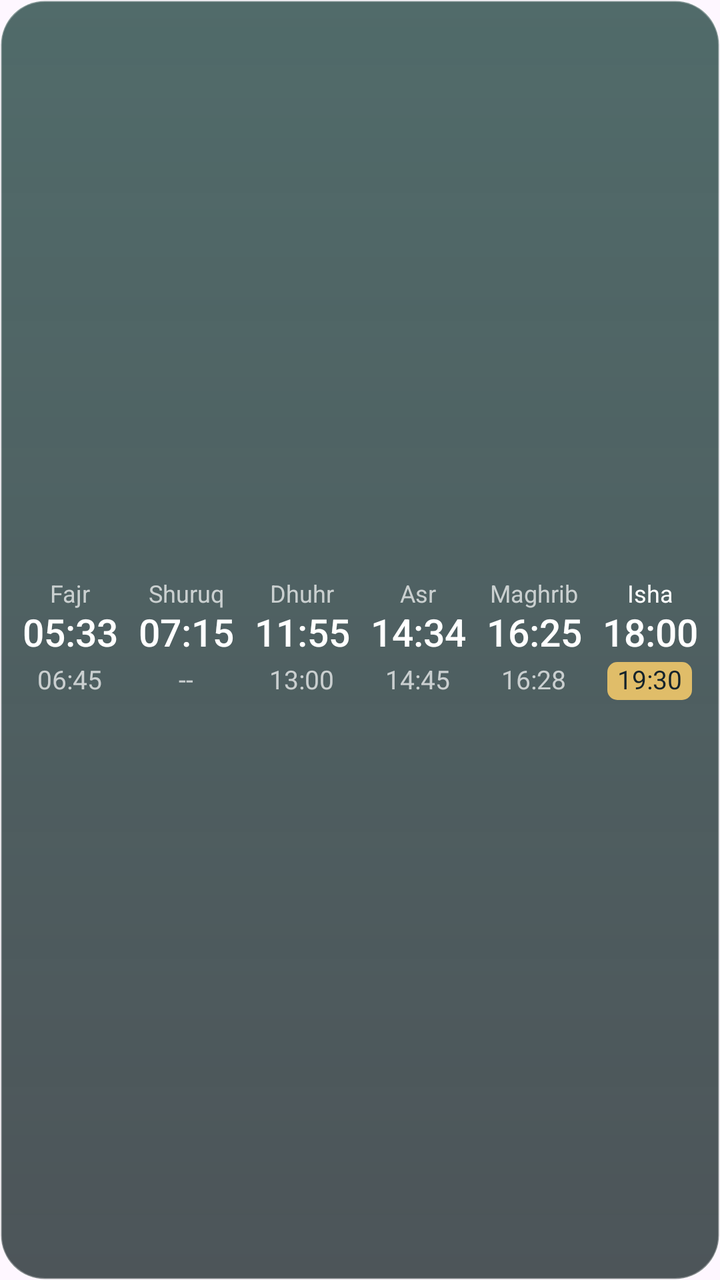
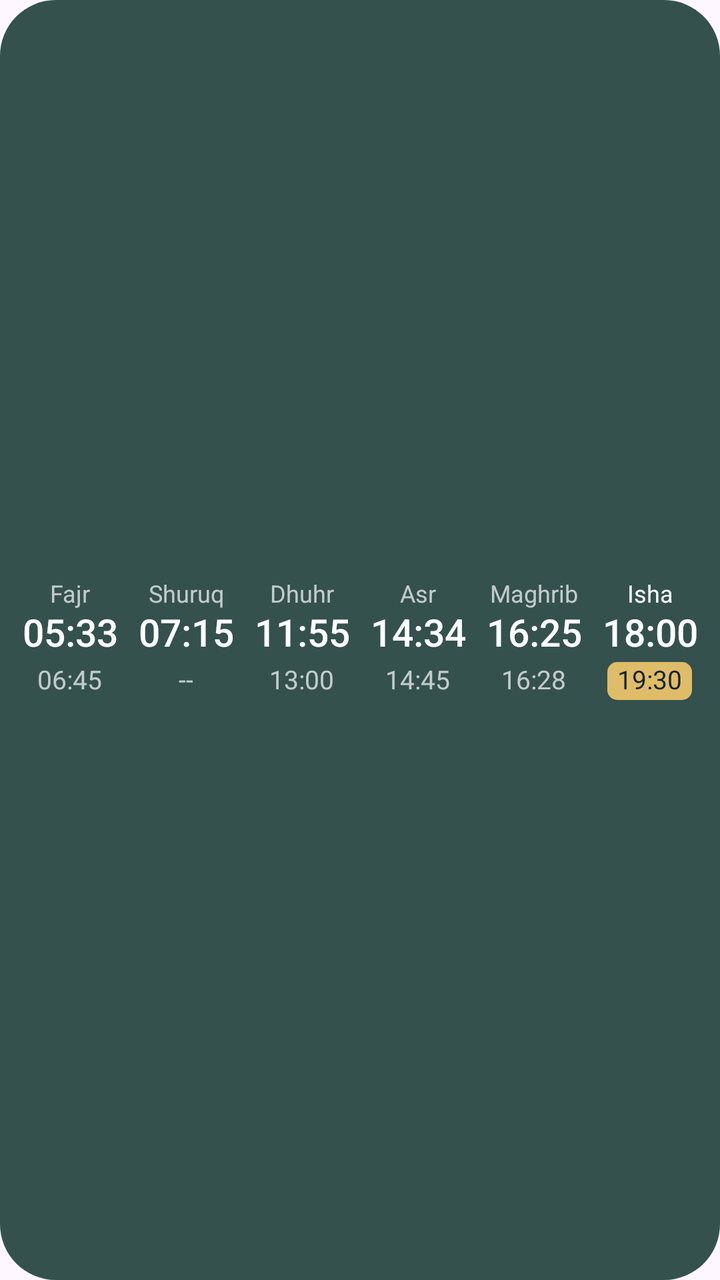

Two renders of the same Android screen: before a commit and after it. Below are the layout's source before the change and the commit's diff.
<!-- AndroidManifest.xml: application theme Theme.IqamaWidget -->
<!-- res/layout/widget_compact.xml -->
<?xml version="1.0" encoding="utf-8"?>
<FrameLayout xmlns:android="http://schemas.android.com/apk/res/android"
    android:id="@+id/root"
    android:layout_width="match_parent"
    android:layout_height="match_parent"
    android:background="@drawable/widget_bg"
    android:paddingStart="6dp"
    android:paddingTop="4dp"
    android:paddingEnd="6dp"
    android:paddingBottom="4dp">

    <include layout="@layout/prayer_row" />

    <TextView
        android:id="@+id/message"
        android:layout_width="match_parent"
        android:layout_height="match_parent"
        android:gravity="center"
        android:text="Loading iqamah times…"
        android:textColor="#B3FFFFFF"
        android:textSize="13sp"
        android:visibility="gone" />
</FrameLayout>
<!-- res/layout/prayer_row.xml (included above) -->
<?xml version="1.0" encoding="utf-8"?>
<LinearLayout xmlns:android="http://schemas.android.com/apk/res/android"
    android:id="@+id/row"
    android:layout_width="match_parent"
    android:layout_height="match_parent"
    android:gravity="center_vertical"
    android:orientation="horizontal">

        <LinearLayout
            android:id="@+id/cell0"
            android:layout_width="0dp"
            android:layout_height="match_parent"
            android:layout_weight="1"
            android:gravity="center"
            android:orientation="vertical"
            android:paddingStart="1dp"
            android:paddingEnd="1dp">

            <TextView
                android:id="@+id/name0"
                android:layout_width="match_parent"
                android:layout_height="15dp"
                android:autoSizeMaxTextSize="12sp"
                android:autoSizeMinTextSize="7sp"
                android:autoSizeStepGranularity="1sp"
                android:autoSizeTextType="uniform"
                android:gravity="center"
                android:includeFontPadding="false"
                android:maxLines="1"
                android:text="Fajr"
                android:textColor="#B3FFFFFF"
                android:textSize="12sp" />

            <TextView
                android:id="@+id/adhan0"
                android:layout_width="match_parent"
                android:layout_height="24dp"
                android:fontFamily="sans-serif-medium"
                android:autoSizeMaxTextSize="19sp"
                android:autoSizeMinTextSize="7sp"
                android:autoSizeStepGranularity="1sp"
                android:autoSizeTextType="uniform"
                android:gravity="center"
                android:includeFontPadding="false"
                android:maxLines="1"
                android:text="05:33"
                android:textColor="#FFFFFF"
                android:textSize="19sp" />

            <TextView
                android:id="@+id/iqamah0"
                android:layout_width="wrap_content"
                android:layout_height="19dp"
                android:layout_marginTop="2dp"
                android:background="@android:color/transparent"
                android:gravity="center"
                android:includeFontPadding="false"
                android:maxLines="1"
                android:paddingStart="5dp"
                android:paddingEnd="5dp"
                android:text="06:45"
                android:textColor="#B3FFFFFF"
                android:textSize="13sp" />
        </LinearLayout>

        <LinearLayout
            android:id="@+id/cell1"
            android:layout_width="0dp"
            android:layout_height="match_parent"
            android:layout_weight="1"
            android:gravity="center"
            android:orientation="vertical"
            android:paddingStart="1dp"
            android:paddingEnd="1dp">

            <TextView
                android:id="@+id/name1"
                android:layout_width="match_parent"
                android:layout_height="15dp"
                android:autoSizeMaxTextSize="12sp"
                android:autoSizeMinTextSize="7sp"
                android:autoSizeStepGranularity="1sp"
                android:autoSizeTextType="uniform"
                android:gravity="center"
                android:includeFontPadding="false"
                android:maxLines="1"
                android:text="Shuruq"
                android:textColor="#B3FFFFFF"
                android:textSize="12sp" />

            <TextView
                android:id="@+id/adhan1"
                android:layout_width="match_parent"
                android:layout_height="24dp"
                android:fontFamily="sans-serif-medium"
                android:autoSizeMaxTextSize="19sp"
                android:autoSizeMinTextSize="7sp"
                android:autoSizeStepGranularity="1sp"
                android:autoSizeTextType="uniform"
                android:gravity="center"
                android:includeFontPadding="false"
                android:maxLines="1"
                android:text="07:15"
                android:textColor="#FFFFFF"
                android:textSize="19sp" />

            <TextView
                android:id="@+id/iqamah1"
                android:layout_width="wrap_content"
                android:layout_height="19dp"
                android:layout_marginTop="2dp"
                android:background="@android:color/transparent"
                android:gravity="center"
                android:includeFontPadding="false"
                android:maxLines="1"
                android:paddingStart="5dp"
                android:paddingEnd="5dp"
                android:text="--"
                android:textColor="#B3FFFFFF"
                android:textSize="13sp" />
        </LinearLayout>

        <LinearLayout
            android:id="@+id/cell2"
            android:layout_width="0dp"
            android:layout_height="match_parent"
            android:layout_weight="1"
            android:gravity="center"
            android:orientation="vertical"
            android:paddingStart="1dp"
            android:paddingEnd="1dp">

            <TextView
                android:id="@+id/name2"
                android:layout_width="match_parent"
                android:layout_height="15dp"
                android:autoSizeMaxTextSize="12sp"
                android:autoSizeMinTextSize="7sp"
                android:autoSizeStepGranularity="1sp"
                android:autoSizeTextType="uniform"
                android:gravity="center"
                android:includeFontPadding="false"
                android:maxLines="1"
                android:text="Dhuhr"
                android:textColor="#B3FFFFFF"
                android:textSize="12sp" />

            <TextView
                android:id="@+id/adhan2"
                android:layout_width="match_parent"
                android:layout_height="24dp"
                android:fontFamily="sans-serif-medium"
                android:autoSizeMaxTextSize="19sp"
                android:autoSizeMinTextSize="7sp"
                android:autoSizeStepGranularity="1sp"
                android:autoSizeTextType="uniform"
                android:gravity="center"
                android:includeFontPadding="false"
                android:maxLines="1"
                android:text="11:55"
                android:textColor="#FFFFFF"
                android:textSize="19sp" />

            <TextView
                android:id="@+id/iqamah2"
                android:layout_width="wrap_content"
                android:layout_height="19dp"
                android:layout_marginTop="2dp"
                android:background="@android:color/transparent"
                android:gravity="center"
                android:includeFontPadding="false"
                android:maxLines="1"
                android:paddingStart="5dp"
                android:paddingEnd="5dp"
                android:text="13:00"
                android:textColor="#B3FFFFFF"
                android:textSize="13sp" />
        </LinearLayout>

        <LinearLayout
            android:id="@+id/cell3"
            android:layout_width="0dp"
            android:layout_height="match_parent"
            android:layout_weight="1"
            android:gravity="center"
            android:orientation="vertical"
            android:paddingStart="1dp"
            android:paddingEnd="1dp">

            <TextView
                android:id="@+id/name3"
                android:layout_width="match_parent"
                android:layout_height="15dp"
                android:autoSizeMaxTextSize="12sp"
                android:autoSizeMinTextSize="7sp"
                android:autoSizeStepGranularity="1sp"
                android:autoSizeTextType="uniform"
                android:gravity="center"
                android:includeFontPadding="false"
                android:maxLines="1"
                android:text="Asr"
                android:textColor="#B3FFFFFF"
                android:textSize="12sp" />

            <TextView
                android:id="@+id/adhan3"
                android:layout_width="match_parent"
                android:layout_height="24dp"
                android:fontFamily="sans-serif-medium"
                android:autoSizeMaxTextSize="19sp"
                android:autoSizeMinTextSize="7sp"
                android:autoSizeStepGranularity="1sp"
                android:autoSizeTextType="uniform"
                android:gravity="center"
                android:includeFontPadding="false"
                android:maxLines="1"
                android:text="14:34"
                android:textColor="#FFFFFF"
                android:textSize="19sp" />

            <TextView
                android:id="@+id/iqamah3"
                android:layout_width="wrap_content"
                android:layout_height="19dp"
                android:layout_marginTop="2dp"
                android:background="@android:color/transparent"
                android:gravity="center"
                android:includeFontPadding="false"
                android:maxLines="1"
                android:paddingStart="5dp"
                android:paddingEnd="5dp"
                android:text="14:45"
                android:textColor="#B3FFFFFF"
                android:textSize="13sp" />
        </LinearLayout>

        <LinearLayout
            android:id="@+id/cell4"
            android:layout_width="0dp"
            android:layout_height="match_parent"
            android:layout_weight="1"
            android:gravity="center"
            android:orientation="vertical"
            android:paddingStart="1dp"
            android:paddingEnd="1dp">

            <TextView
                android:id="@+id/name4"
                android:layout_width="match_parent"
                android:layout_height="15dp"
                android:autoSizeMaxTextSize="12sp"
                android:autoSizeMinTextSize="7sp"
                android:autoSizeStepGranularity="1sp"
                android:autoSizeTextType="uniform"
                android:gravity="center"
                android:includeFontPadding="false"
                android:maxLines="1"
                android:text="Maghrib"
                android:textColor="#B3FFFFFF"
                android:textSize="12sp" />

            <TextView
                android:id="@+id/adhan4"
                android:layout_width="match_parent"
                android:layout_height="24dp"
                android:fontFamily="sans-serif-medium"
                android:autoSizeMaxTextSize="19sp"
                android:autoSizeMinTextSize="7sp"
                android:autoSizeStepGranularity="1sp"
                android:autoSizeTextType="uniform"
                android:gravity="center"
                android:includeFontPadding="false"
                android:maxLines="1"
                android:text="16:25"
                android:textColor="#FFFFFF"
                android:textSize="19sp" />

            <TextView
                android:id="@+id/iqamah4"
                android:layout_width="wrap_content"
                android:layout_height="19dp"
                android:layout_marginTop="2dp"
                android:background="@android:color/transparent"
                android:gravity="center"
                android:includeFontPadding="false"
                android:maxLines="1"
                android:paddingStart="5dp"
                android:paddingEnd="5dp"
                android:text="16:28"
                android:textColor="#B3FFFFFF"
                android:textSize="13sp" />
        </LinearLayout>

        <LinearLayout
            android:id="@+id/cell5"
            android:layout_width="0dp"
            android:layout_height="match_parent"
            android:layout_weight="1"
            android:gravity="center"
            android:orientation="vertical"
            android:paddingStart="1dp"
            android:paddingEnd="1dp">

            <TextView
                android:id="@+id/name5"
                android:layout_width="match_parent"
                android:layout_height="15dp"
                android:autoSizeMaxTextSize="12sp"
                android:autoSizeMinTextSize="7sp"
                android:autoSizeStepGranularity="1sp"
                android:autoSizeTextType="uniform"
                android:gravity="center"
                android:includeFontPadding="false"
                android:maxLines="1"
                android:text="Isha"
                android:textColor="#FFFFFF"
                android:textSize="12sp" />

            <TextView
                android:id="@+id/adhan5"
                android:layout_width="match_parent"
                android:layout_height="24dp"
                android:fontFamily="sans-serif-medium"
                android:autoSizeMaxTextSize="19sp"
                android:autoSizeMinTextSize="7sp"
                android:autoSizeStepGranularity="1sp"
                android:autoSizeTextType="uniform"
                android:gravity="center"
                android:includeFontPadding="false"
                android:maxLines="1"
                android:text="18:00"
                android:textColor="#FFFFFF"
                android:textSize="19sp" />

            <TextView
                android:id="@+id/iqamah5"
                android:layout_width="wrap_content"
                android:layout_height="19dp"
                android:layout_marginTop="2dp"
                android:background="@drawable/iqamah_chip_next"
                android:gravity="center"
                android:includeFontPadding="false"
                android:maxLines="1"
                android:paddingStart="5dp"
                android:paddingEnd="5dp"
                android:text="19:30"
                android:textColor="#14232B"
                android:textSize="13sp" />
        </LinearLayout>

</LinearLayout>
<!-- resources referenced by this layout -->
<resources>
  <!-- drawable iqamah_chip_next (drawable) -->
  <?xml version="1.0" encoding="utf-8"?>
  <shape xmlns:android="http://schemas.android.com/apk/res/android" android:shape="rectangle">
      <corners android:radius="5dp" />
      <solid android:color="#F2E8C26A" />
  </shape>
  <!-- drawable widget_bg (drawable) -->
  <?xml version="1.0" encoding="utf-8"?>
  <shape xmlns:android="http://schemas.android.com/apk/res/android" android:shape="rectangle">
      <corners android:radius="22dp" />
      <gradient
          android:angle="270"
          android:endColor="#B8081619"
          android:startColor="#C21A3F3B" />
      <stroke
          android:width="1dp"
          android:color="#4DFFFFFF" />
  </shape>
  <style name="Theme.IqamaWidget" parent="Theme.Material3.DayNight">
          <item name="colorPrimary">#0E6B5E</item>
          <item name="colorSecondary">#E8C26A</item>
      </style>
</resources>

<!-- the commit's change to res/layout/widget_compact.xml (unified diff, before → after) -->
@@ -2,14 +2,29 @@
 <FrameLayout xmlns:android="http://schemas.android.com/apk/res/android"
     android:id="@+id/root"
     android:layout_width="match_parent"
-    android:layout_height="match_parent"
-    android:background="@drawable/widget_bg"
-    android:paddingStart="6dp"
-    android:paddingTop="4dp"
-    android:paddingEnd="6dp"
-    android:paddingBottom="4dp">
-
-    <include layout="@layout/prayer_row" />
+    android:layout_height="match_parent">
+
+    
+    <ImageView
+        android:id="@+id/bg"
+        android:layout_width="match_parent"
+        android:layout_height="match_parent"
+        android:alpha="0.85"
+        android:importantForAccessibility="no"
+        android:scaleType="fitXY"
+        android:src="@drawable/widget_bg"
+        android:tint="#10332F" />
+
+    <FrameLayout
+        android:layout_width="match_parent"
+        android:layout_height="match_parent"
+        android:paddingStart="6dp"
+        android:paddingTop="4dp"
+        android:paddingEnd="6dp"
+        android:paddingBottom="4dp">
+
+        <include layout="@layout/prayer_row" />
+    </FrameLayout>
 
     <TextView
         android:id="@+id/message"
<!-- resource entries referenced after the edit -->
@@ -9,18 +9,10 @@
   <!-- drawable widget_bg (drawable) -->
   <?xml version="1.0" encoding="utf-8"?>
   <shape xmlns:android="http://schemas.android.com/apk/res/android" android:shape="rectangle">
-      <corners android:radius="22dp" />
-      <gradient
-          android:angle="270"
-          android:endColor="#B8081619"
-          android:startColor="#C21A3F3B" />
-      <stroke
-          android:width="1dp"
-          android:color="#4DFFFFFF" />
+      <corners android:radius="@dimen/widget_radius" />
+      <solid android:color="#FFFFFF" />
   </shape>
-  <style name="Theme.IqamaWidget" parent="Theme.Material3.DayNight">
-          <item name="colorPrimary">#0E6B5E</item>
-          <item name="colorSecondary">#E8C26A</item>
-      </style>
+  <style name="Theme.IqamaWidget" parent="Theme.Material3.DayNight.NoActionBar" />
+  <dimen name="widget_radius">20dp</dimen>
 </resources>
 
